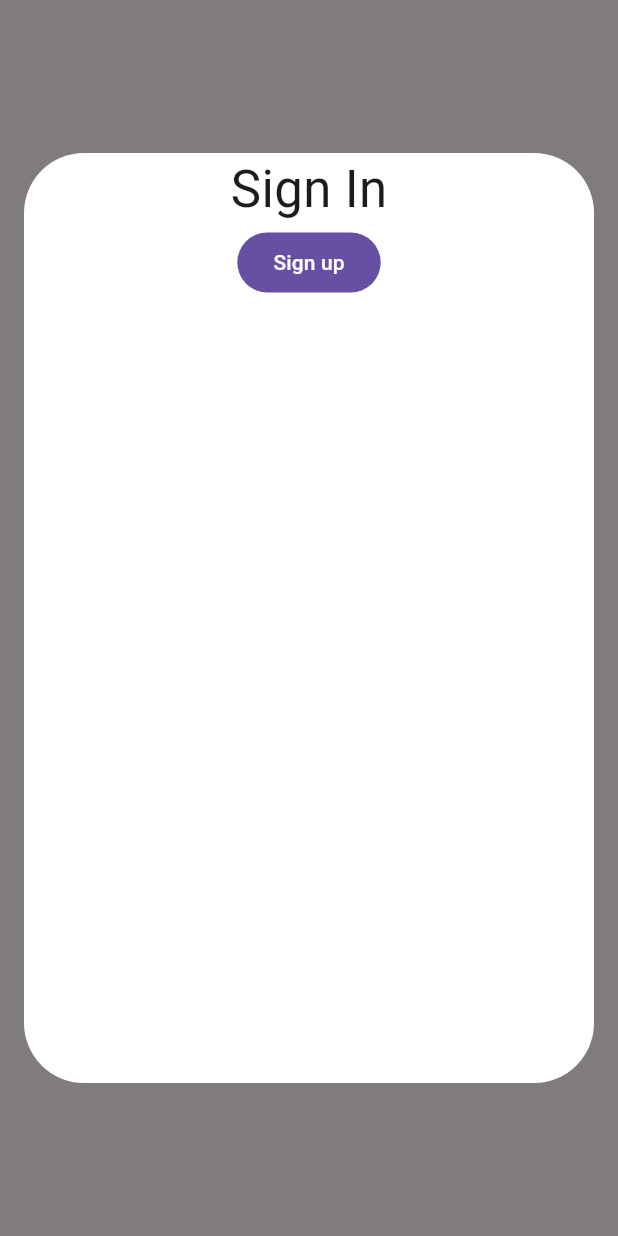
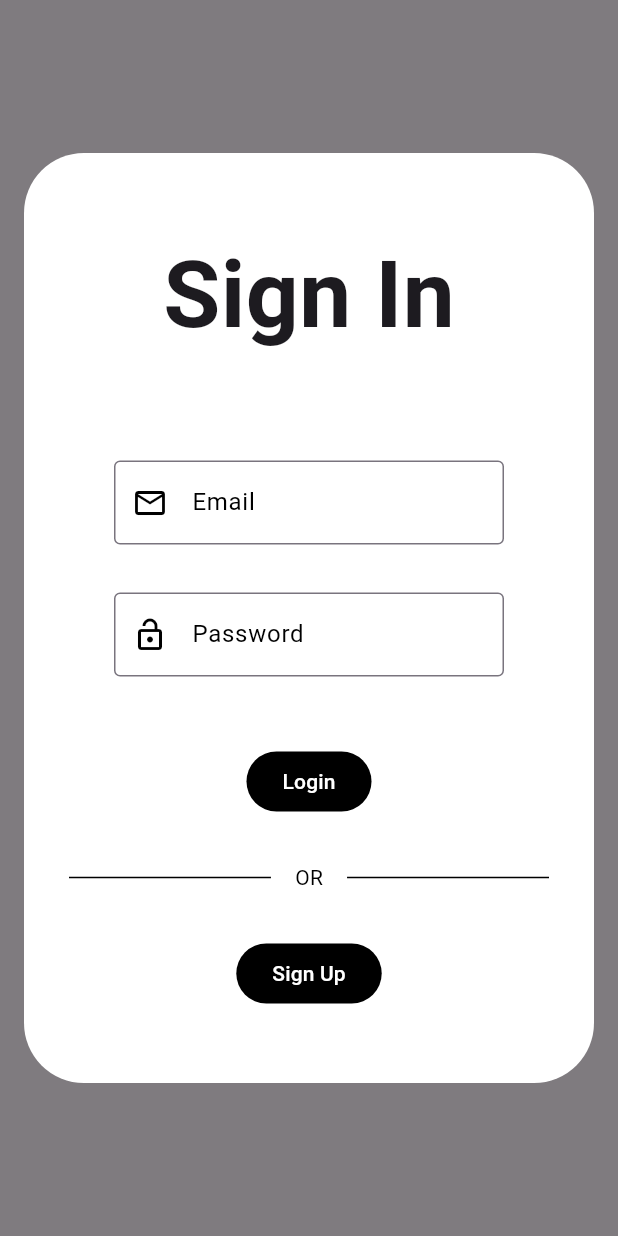
Before and after one commit to Dchidre/exam, a Flutter app: the screen it shows after launch, after a tap on "Login", on a phone screen of 412 x 824 dp. Run offline on Flutter 3.47's test engine with Material 3 defaults, Android fonts, the phone set to English and light mode, and no system bars.

Commit message:
login developed

```diff
--- a/lib/OnBoarding/LoginDialog.dart
+++ b/lib/OnBoarding/LoginDialog.dart
@@ -1,10 +1,18 @@
 import 'package:flutter/material.dart';
 
+import '../components/customBtn.dart';
+import '../components/textField.dart';
 import 'SignUpDialog.dart';
 
 class LoginDialog {
   @override
   Future<Object?> showLoginDialog(BuildContext context) {
+    late BuildContext _context;
+    final tecEmail = TextEditingController();
+    final tecPassword = TextEditingController();
+    final snackFalloLogin = SnackBar(content: Text('Algo ha fallado :('),);
+
+
     return showGeneralDialog(
       transitionBuilder: (context, animation, secondaryAnimation, child) {
         const begin = Offset(0.0, -1.0);
@@ -32,24 +40,57 @@ class LoginDialog {
           margin: EdgeInsets.symmetric(horizontal: 16),
           child: Scaffold(
             backgroundColor: Colors.transparent,
-            body: Center(
+            body: ListView(children: [
+            Center(
               child: Column(
                 crossAxisAlignment: CrossAxisAlignment.center,
                 children: [
-                  Text(
-                    "Sign In",
-                    style: TextStyle(fontSize: 34),
-                  ),
-                  FilledButton(onPressed: () {
-                    Navigator.of(context).pop();
-                    SignUpDialog().showSignUpDialog(context);}, child: Text("Sign up")),
+                  SizedBox(height: 50,),
+                    Text(
+                      "Sign In",
+                      style: TextStyle(fontSize: 62, fontWeight: FontWeight.bold),
+                    ),
+                  SizedBox(height: 50,),
+                    textField(sLabel: 'Email', myController: tecEmail, icIzq: Icons.mail_outline),
+                    textField(sLabel: 'Password', myController: tecPassword, blIsPass: true, icIzq: Icons.lock_open_outlined),
+                  SizedBox(height: 30),
+                    customBtn(fAction: () {}, sText: 'Login'),
+                  SizedBox(height: 30),
+                      Padding(padding: EdgeInsets.symmetric(horizontal: 30),
+                        child:
+                          const Row(
+                            children: [
+                              Expanded(
+                                child: Divider(color: Colors.black),
+                              ),
+                              Padding(
+                                padding: EdgeInsets.symmetric(horizontal: 16),
+                                child: Text(
+                                  "OR",
+                                  style: TextStyle(color: Colors.black),
+                                ),
+                              ),
+                              Expanded(
+                                child: Divider(color: Colors.black),
+                              ),
+                            ],
+                          ),
+                      ),
+                  SizedBox(height: 30,),
+                      customBtn(fAction: () {
+                            Navigator.of(context).pop();
+                            SignUpDialog().showSignUpDialog(context);
+                          },
+                          sText: 'Sign Up'
+                      ),
+                    ],)
                   // Add your other sign-in elements here
-                ],
               ),
-            ),
+            ]
+          ),
           ),
         ),
-      ),
+      )
     );
   }
 }
--- /dev/null
+++ b/lib/components/customBtn.dart
@@ -0,0 +1,25 @@
+
+import 'package:flutter/material.dart';
+
+class customBtn extends StatelessWidget {
+  final String sText;
+  final Function()? fAction;
+
+  //predeterminados y requeridos
+  customBtn({Key? key,
+    this.sText = "btn",
+    this.fAction = null,
+  }) : super(key: key);
+
+  @override
+  Widget build(BuildContext context) {
+    return FilledButton(
+      onPressed: fAction,
+      child: Text(sText),
+      style: ButtonStyle(
+          backgroundColor: MaterialStateProperty.all(Colors.black),
+          foregroundColor: MaterialStateProperty.all(Colors.white),
+      ),
+    );
+  }
+}
--- /dev/null
+++ b/lib/components/textField.dart
@@ -0,0 +1,39 @@
+
+import 'package:flutter/material.dart';
+
+class textField extends StatelessWidget {
+  final TextEditingController myController;
+  final String sLabel;
+  final bool blIsPass;
+  final IconData icIzq;
+
+  //predeterminados y requeridos
+  textField({Key? key,
+    required this.sLabel,
+    required this.myController,
+    this.blIsPass = false,
+    this.icIzq = Icons.add_circle_rounded,
+  }) : super(key: key);
+
+  @override
+  Widget build(BuildContext context) {
+    return Padding(padding: EdgeInsets.symmetric(horizontal: 60, vertical: 16),
+      child: TextField(
+        //general
+        controller: myController,
+        //password
+        obscureText: blIsPass,
+        enableSuggestions: !blIsPass,
+        autocorrect: !blIsPass,
+        //deco
+        decoration: InputDecoration(
+          border: OutlineInputBorder(),
+          labelText: sLabel,
+          labelStyle: TextStyle(color: Colors.black),
+          prefixIcon: Icon(icIzq),
+          prefixIconColor: Colors.black,
+        ),
+      ),
+    );
+  }
+}
```
Also changed, not shown: 25 other files.
